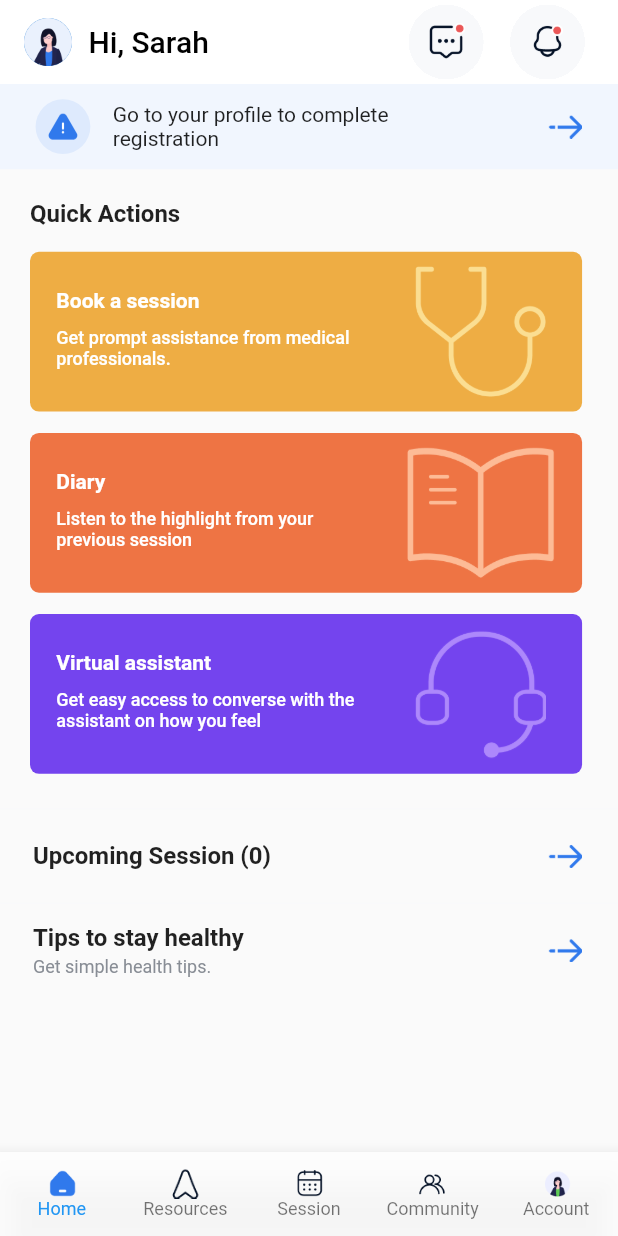
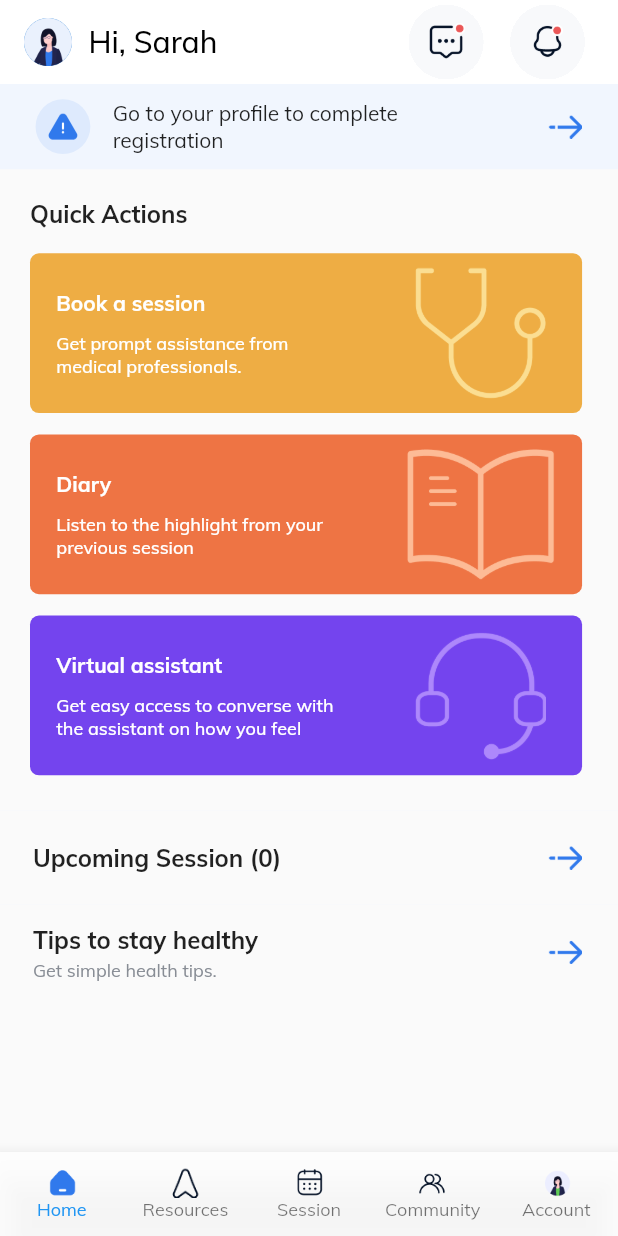
Before and after one commit to adolesamuel/faramove_therapy, a Flutter app: the screen it shows after launch, on a phone screen of 412 x 824 dp. Run offline on Flutter 3.47's test engine with Material 2 defaults, Android fonts, the phone set to English and light mode, and no system bars; our stand-ins replace flutter_screenutil, gap.

Commit message:
updated fonts

```diff
--- a/lib/main.dart
+++ b/lib/main.dart
@@ -30,6 +30,7 @@ class MyApp extends StatelessWidget {
             debugShowCheckedModeBanner: false,
             theme: ThemeData(
               primarySwatch: Colors.blue,
+              fontFamily: 'Mulish',
               appBarTheme: const AppBarTheme(
                 elevation: 0,
                 backgroundColor: Colors.white,
```
Also changed, not shown: pubspec.yaml (+17 -2 lines), assets/fonts/Mulish-Bold.ttf (added), assets/fonts/Mulish-ExtraBold.ttf (added), assets/fonts/Mulish-Italic.ttf (added), assets/fonts/Mulish-Light.ttf (added), assets/fonts/Mulish-Medium.ttf (added), assets/fonts/Mulish-Regular.ttf (added), assets/fonts/Mulish-SemiBold.ttf (added).
